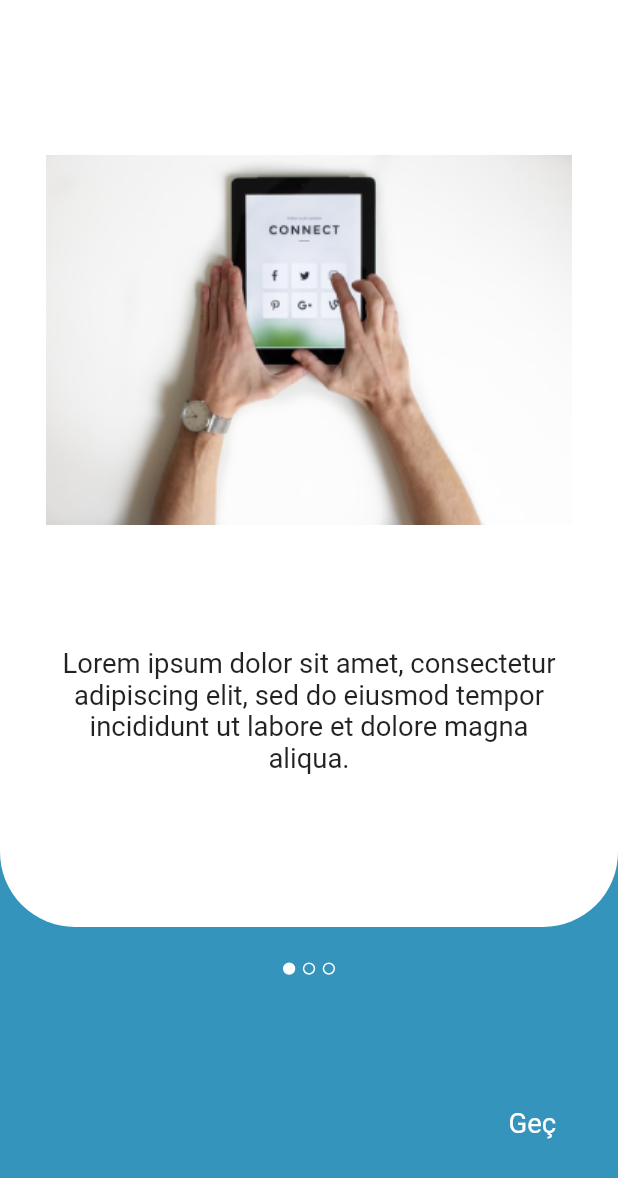
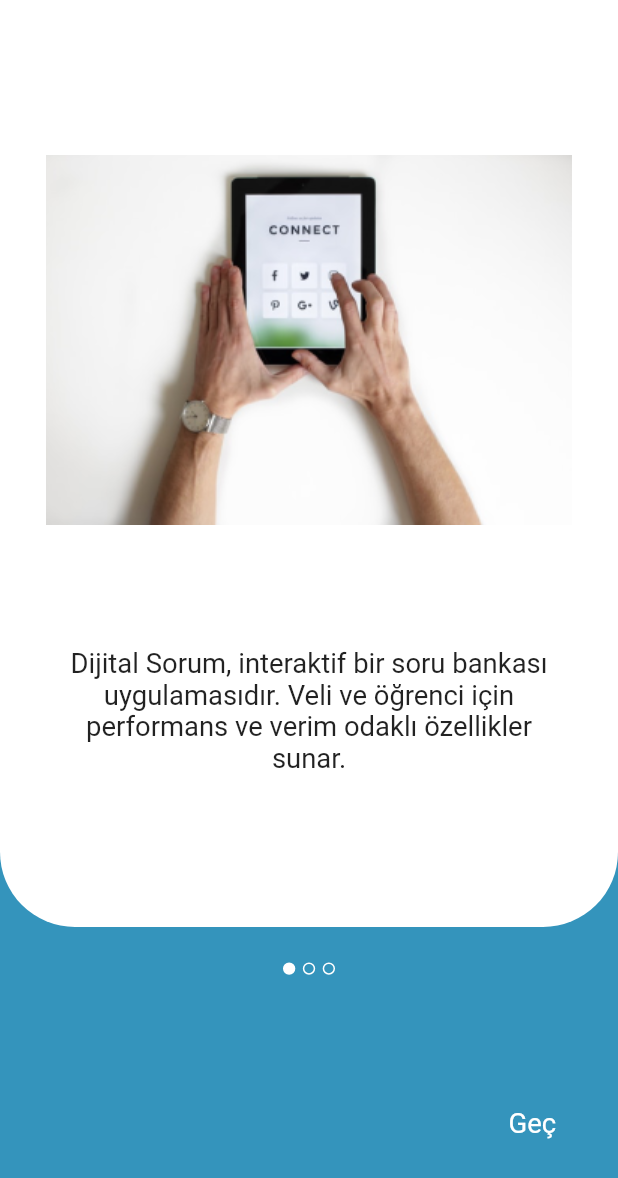
Before and after one commit to hasan-ciftci/dodi, a Flutter app: the screen it shows after launch, on a phone screen of 412 x 824 dp. Shown: the top 1178 px of the screen. Run offline on Flutter 3.47's test engine with Material 2 defaults, Android fonts, the phone set to English and light mode, and no system bars; drawn by our look-alikes of auto_size_text; our stand-ins replace charts_flutter, flutter_screenutil, mask_text_input_formatter.

Commit message:
Place holder text replaced with new texts on onboarding page.

```diff
--- a/lib/view/onboarding_view.dart
+++ b/lib/view/onboarding_view.dart
@@ -1,3 +1,4 @@
+import 'package:auto_size_text/auto_size_text.dart';
 import 'package:flutter/material.dart';
 import 'package:flutter/widgets.dart';
 
@@ -14,6 +15,9 @@ class _IntroductionPageState extends State<IntroductionPage>
   int _currentIndex = 0;
   int instantValueOfTabController;
 
+  List<String> introductionTexts;
+  List<String> introductionImages;
+
   @override
   void initState() {
     super.initState();
@@ -25,6 +29,17 @@ class _IntroductionPageState extends State<IntroductionPage>
           _currentIndex = (_tabController.animation.value).round();
         });
     });
+
+    introductionTexts = [
+      introductionPage1Text,
+      introductionPage2Text,
+      introductionPage3Text
+    ];
+    introductionImages = [
+      introductionPage1Image,
+      introductionPage2Image,
+      introductionPage3Image
+    ];
   }
 
   @override
@@ -39,9 +54,9 @@ class _IntroductionPageState extends State<IntroductionPage>
           TabBarView(
             controller: _tabController,
             children: [
-              buildBody(size, context, 1),
-              buildBody(size, context, 2),
-              buildBody(size, context, 3),
+              buildBody(size: size, page: 1),
+              buildBody(size: size, page: 2),
+              buildBody(size: size, page: 3),
             ],
           ),
           buildPageFooter(size, _currentIndex),
@@ -50,7 +65,7 @@ class _IntroductionPageState extends State<IntroductionPage>
     );
   }
 
-  Align buildBody(Size size, BuildContext context, int index) {
+  Align buildBody({Size size, int page}) {
     return Align(
       alignment: Alignment.topCenter,
       child: Container(
@@ -70,12 +85,12 @@ class _IntroductionPageState extends State<IntroductionPage>
               height: size.height * .35,
               child: ClipRRect(
                   borderRadius: BorderRadius.circular(16.0),
-                  child: buildIntroductionImage(index)),
+                  child: buildIntroductionImage(page)),
             ),
             SizedBox(height: size.height * .05),
             SizedBox(
               height: size.height * .15,
-              child: buildIntroductionText(size, context),
+              child: buildIntroductionText(page, size),
             ),
             SizedBox(height: size.height * .1),
           ],
@@ -84,27 +99,19 @@ class _IntroductionPageState extends State<IntroductionPage>
     );
   }
 
-  Image buildIntroductionImage(int index) => index == 1
-      ? Image.asset(ImageConstants.instance.introduction1)
-      : index == 2
-          ? Image.asset(ImageConstants.instance.introduction2)
-          : Image.asset(ImageConstants.instance.introduction3);
+  Image buildIntroductionImage(int page) =>
+      Image.asset(introductionImages[page - 1]);
 
-  Center buildIntroductionText(Size size, BuildContext context) {
-    return Center(
-      child: Padding(
-        padding: EdgeInsets.symmetric(horizontal: size.width * .1),
-        child: SingleChildScrollView(
-          physics: AlwaysScrollableScrollPhysics(),
-          child: Text(
-            "Lorem ipsum dolor sit amet, consectetur adipiscing elit, sed do eiusmod tempor incididunt ut labore et dolore magna aliqua.",
+  Center buildIntroductionText(int page, Size size) => Center(
+        child: Padding(
+          padding: EdgeInsets.symmetric(horizontal: size.width * .1),
+          child: AutoSizeText(
+            introductionTexts[page - 1],
             style: Theme.of(context).textTheme.subtitle1,
             textAlign: TextAlign.center,
           ),
         ),
-      ),
-    );
-  }
+      );
 
   Align buildPageFooter(Size size, int index) {
     return Align(
@@ -185,4 +192,15 @@ class _IntroductionPageState extends State<IntroductionPage>
       ),
     );
   }
+
+  String introductionPage1Text =
+      "Dijital Sorum, interaktif bir soru bankası uygulamasıdır. Veli ve öğrenci için performans ve verim odaklı özellikler sunar.";
+  String introductionPage2Text =
+      "Veli, kendine özel profil oluşturup aynı hesaba tanımlı öğrencilerinin performans grafiğini, çözmüş olduğu testleri ve etkinliklerini izleyebilir. ";
+  String introductionPage3Text =
+      "Öğrenci, ders ve konu başlıklarına göre filtrelenmiş testleri kolaylıkla bulup, testi tamamladıktan sonra video çözümlerini izleyebilir ve değerlendirme notlarını inceleyebilir. Dijital Sorum, soru banklarını cebinize sığdırır.";
+
+  String introductionPage1Image = ImageConstants.instance.introduction1;
+  String introductionPage2Image = ImageConstants.instance.introduction2;
+  String introductionPage3Image = ImageConstants.instance.introduction3;
 }
```
